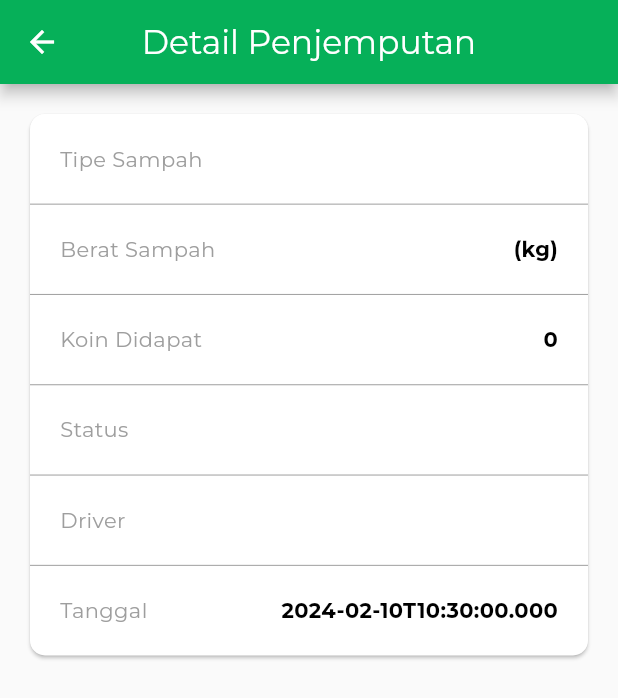
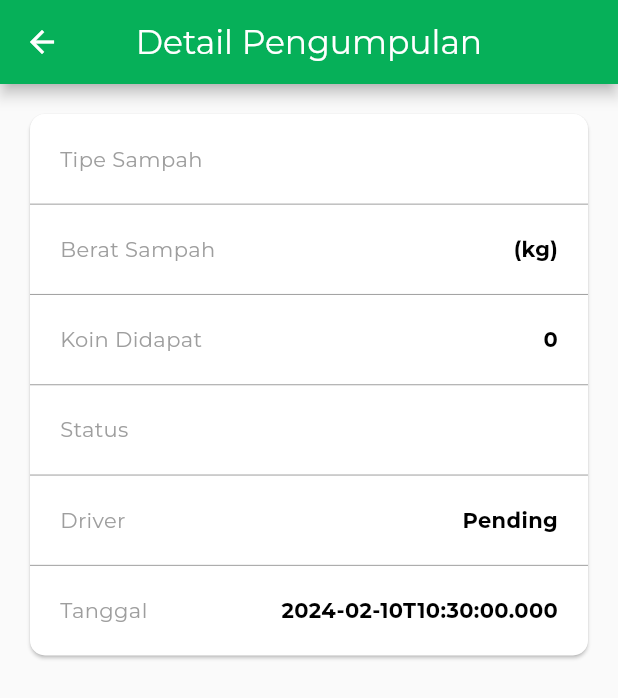
Before and after one commit to Trace2Treat/Application, a Flutter app: the ExchangeDetailPage screen opened directly with empty values, on a phone screen of 412 x 824 dp. Shown: the top 698 px of the screen. Run offline on Flutter 3.47's test engine with Material 3 defaults, Android fonts, the phone set to English and light mode, and no system bars; our stand-ins replace carousel_slider, connectivity_plus, file_picker, firebase_core, firebase_storage, geocoding and 5 more; missing offline and left inert: animated_snack_bar, bottom_navigation_view, flutter_barcode_scanner; accounts and stored records are empty.

Commit message:
update driver name

```diff
--- a/lib/pages/exchangedetail_page.dart
+++ b/lib/pages/exchangedetail_page.dart
@@ -6,7 +6,7 @@ class ExchangeDetailPage extends StatefulWidget {
   const ExchangeDetailPage({Key? key, required this.selectedData}) : super(key: key);
 
   @override
-  _ExchangeDetailPageState createState() => _ExchangeDetailPageState();
+  State<ExchangeDetailPage> createState() => _ExchangeDetailPageState();
 }
 
 class _ExchangeDetailPageState extends State<ExchangeDetailPage> {
@@ -20,11 +20,11 @@ class _ExchangeDetailPageState extends State<ExchangeDetailPage> {
             Navigator.pop(context);
           },
         ),
-        title: Text('Detail Penjemputan'),
+        title: const Text('Detail Pengumpulan'),
         centerTitle: true,
       ),
       body: Padding(
-        padding: const EdgeInsets.all(20.0),
+        padding: const EdgeInsets.all(20),
         child: Column(
           crossAxisAlignment: CrossAxisAlignment.stretch,
           children: [
@@ -45,7 +45,7 @@ class _ExchangeDetailPageState extends State<ExchangeDetailPage> {
                   buildDivider(),
                   buildRow('Status', widget.selectedData['status']),
                   buildDivider(),
-                  buildRow('Driver', widget.selectedData['driver_id'].toString() == 'null' ? 'Pending' : widget.selectedData['driver_id'].toString()),
+                  buildRow('Driver', widget.selectedData['driver_name'].isEmpty ? 'Pending' : widget.selectedData['driver_name']),
                   buildDivider(),
                   buildRow('Tanggal', widget.selectedData['date']),
                 ],
```
Also changed, not shown: lib/services/trash_service.dart (+8 -2 lines).
